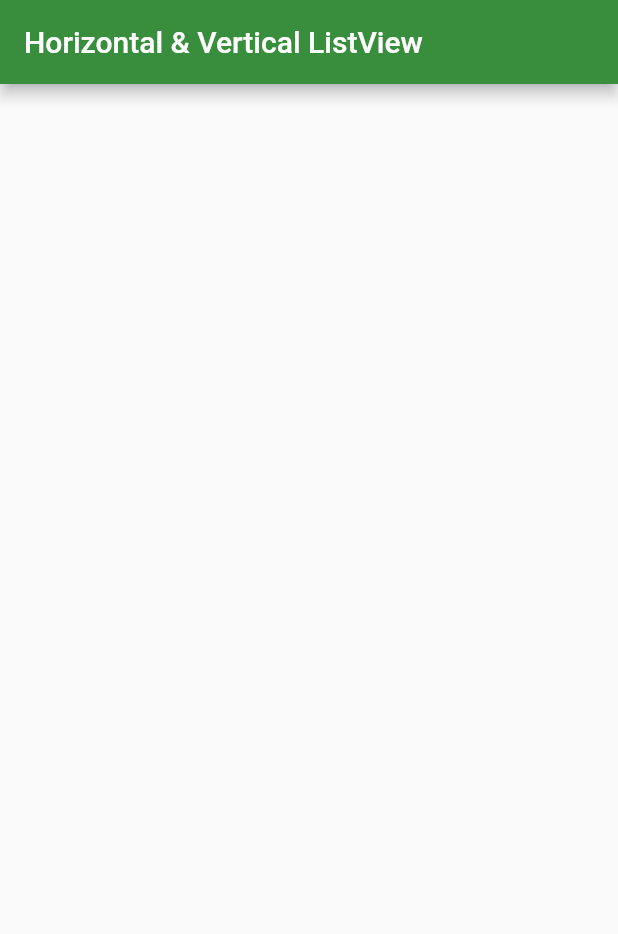
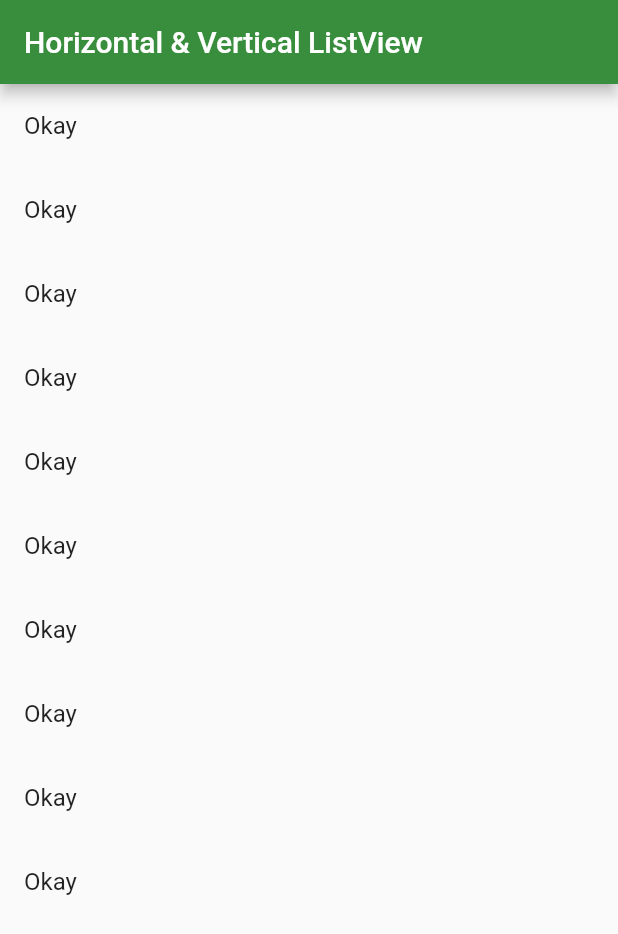
Before and after one commit to yasin1376/flutter_horizontal_vertical_listview, a Flutter app: the screen it shows after launch, on a phone screen of 412 x 824 dp. Shown: the top 934 px of the screen. Run offline on Flutter 3.47's test engine with Material 2 defaults, Android fonts, the phone set to English and light mode, and no system bars.

Commit message:
created list view

```diff
--- a/lib/HomePage.dart
+++ b/lib/HomePage.dart
@@ -13,7 +13,12 @@ class _HomePageState extends State<HomePage> {
         title: Text("Horizontal & Vertical ListView"),
         backgroundColor: Colors.green[700],
       ),
-      body: Container(),
+      body: ListView.builder(
+        itemCount: 10,
+        itemBuilder: (context, index) => ListTile(
+          title: Text("Okay"),
+        ),
+      ),
     );
   }
 }
```
